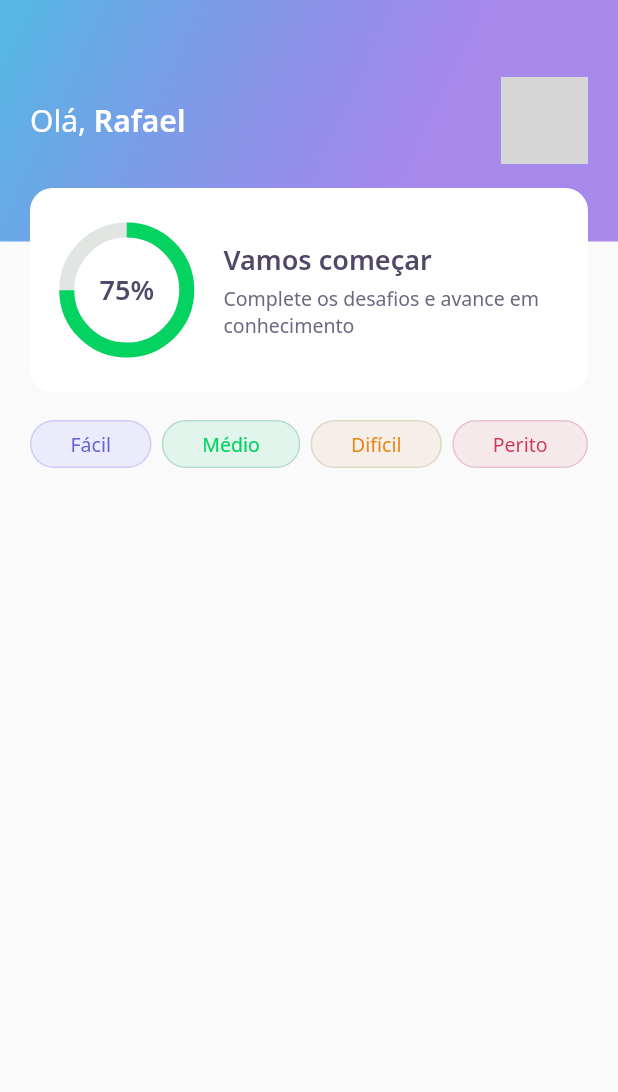
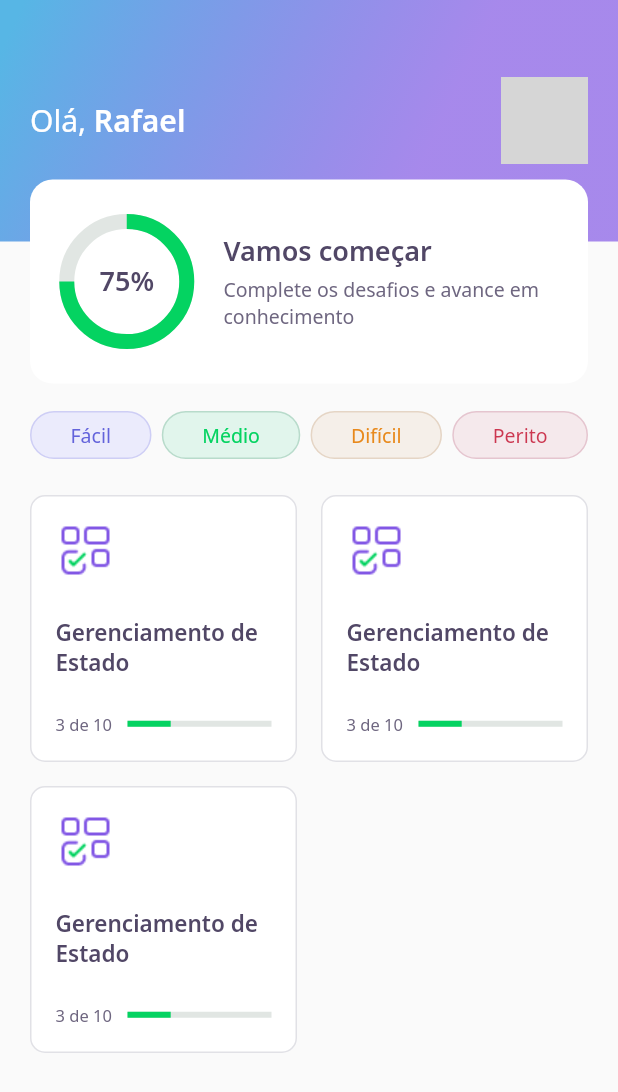
Before and after one commit to rafaalberto/devquiz-nlw, a Flutter app: the screen it shows after launch, on a phone screen of 412 x 824 dp. Shown: the top 1092 px of the screen. Run offline on Flutter 3.47's test engine with Material 2 defaults, Android fonts, the phone set to English and light mode, and no system bars; our stand-ins replace google_fonts; network calls fail; grey boxes are pictures that could not be loaded.

Commit message:
add quiz card widgets

```diff
--- a/lib/core/app_images.dart
+++ b/lib/core/app_images.dart
@@ -1,3 +1,4 @@
 class AppImages {
   static String get logo => "assets/images/logo.png";
+  static String get blocks => "assets/images/blocks.png";
 }
--- a/lib/pages/home_page.dart
+++ b/lib/pages/home_page.dart
@@ -1,4 +1,5 @@
 import 'package:dev_quiz/widgets/level_button_widget.dart';
+import 'package:dev_quiz/widgets/quiz_card_widget.dart';
 import 'package:flutter/material.dart';
 import 'package:dev_quiz/widgets/app_bar_widget.dart';
 
@@ -13,15 +14,33 @@ class _HomePageState extends State<HomePage> {
     return Scaffold(
       appBar: AppBarWidget(),
       body: Padding(
-        padding: const EdgeInsets.symmetric(horizontal: 20, vertical: 30),
-        child:
-            Row(mainAxisAlignment: MainAxisAlignment.spaceBetween,
+        padding: const EdgeInsets.symmetric(horizontal: 20),
+        child: Column(
+          children: [
+            SizedBox(height: 24),
+            Row(
+              mainAxisAlignment: MainAxisAlignment.spaceBetween,
               children: [
                 LevelButton(label: "Fácil"),
                 LevelButton(label: "Médio"),
                 LevelButton(label: "Difícil"),
                 LevelButton(label: "Perito"),
             ]),
+            SizedBox(height: 24),
+            Expanded(
+              child: GridView.count(
+                crossAxisCount: 2,
+                mainAxisSpacing: 16,
+                crossAxisSpacing: 16,
+                children: [
+                  QuizCard(),
+                  QuizCard(),
+                  QuizCard(),
+                ],
+              ),
+            )
+          ],
+        ),
       ),
     );
   }
--- a/lib/widgets/app_bar_widget.dart
+++ b/lib/widgets/app_bar_widget.dart
@@ -11,7 +11,7 @@ class AppBarWidget extends PreferredSize {
             child: Stack(
               children: [
                 AppBarProfile(),
-                Align(alignment: Alignment(0.0, 1.2), child: ScoreCardWidget()),
+                Align(alignment: Alignment(0.0, 1.1), child: ScoreCardWidget()),
               ],
             ),
           ),
--- /dev/null
+++ b/lib/widgets/quiz_card_widget.dart
@@ -0,0 +1,49 @@
+import 'package:dev_quiz/core/app_colors.dart';
+import 'package:dev_quiz/core/app_images.dart';
+import 'package:dev_quiz/core/app_text_styles.dart';
+import 'package:flutter/material.dart';
+
+class QuizCard extends StatelessWidget {
+  @override
+  Widget build(BuildContext context) {
+    return Container(
+      padding: const EdgeInsets.all(16),
+      decoration: BoxDecoration(
+          border: Border.fromBorderSide(BorderSide(color: AppColors.border)),
+          color: AppColors.white,
+          borderRadius: BorderRadius.circular(10)),
+      child: Column(
+        crossAxisAlignment: CrossAxisAlignment.start,
+        children: [
+          Container(
+            height: 40,
+            width: 40,
+            child: Image.asset(AppImages.blocks),
+          ),
+          SizedBox(
+            height: 24,
+          ),
+          Text("Gerenciamento de Estado", style: AppTextStyles.heading15),
+          SizedBox(
+            height: 24,
+          ),
+          Row(
+            children: [
+              Expanded(
+                  flex: 1, child: Text("3 de 10", style: AppTextStyles.body11)),
+              Expanded(
+                flex: 2,
+                child: LinearProgressIndicator(
+                  value: 0.3,
+                  backgroundColor: AppColors.chartSecondary,
+                  valueColor:
+                      AlwaysStoppedAnimation<Color>(AppColors.chartPrimary),
+                ),
+              )
+            ],
+          )
+        ],
+      ),
+    );
+  }
+}
```
Lines whose indentation alone changed are shown as unchanged.
